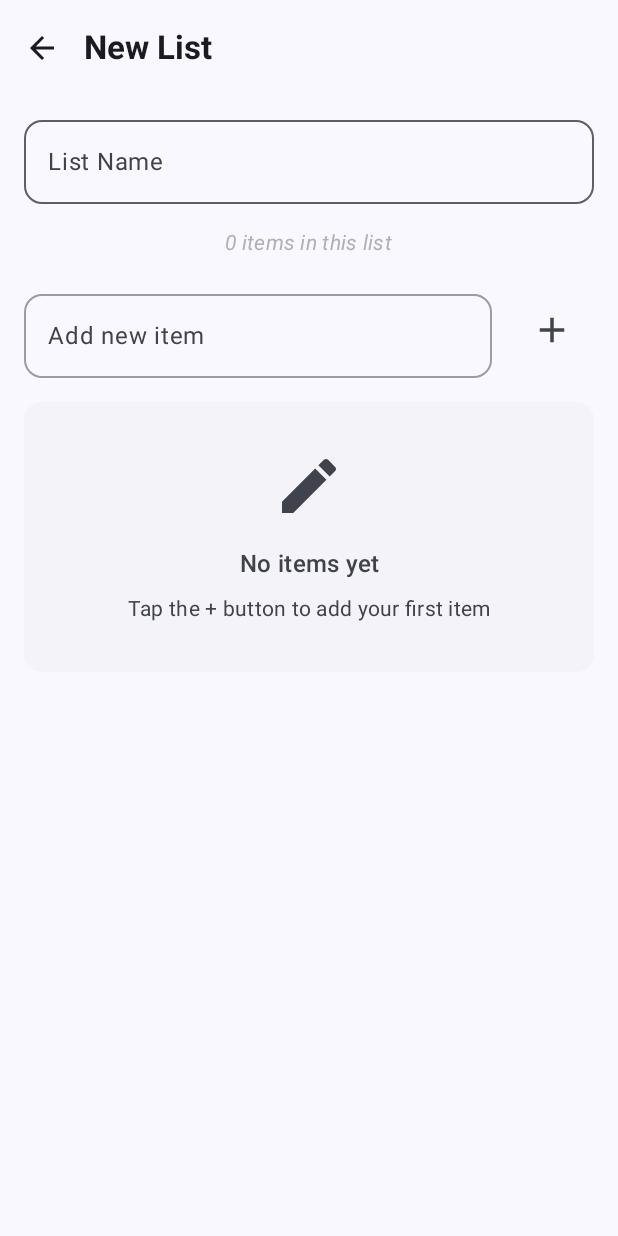
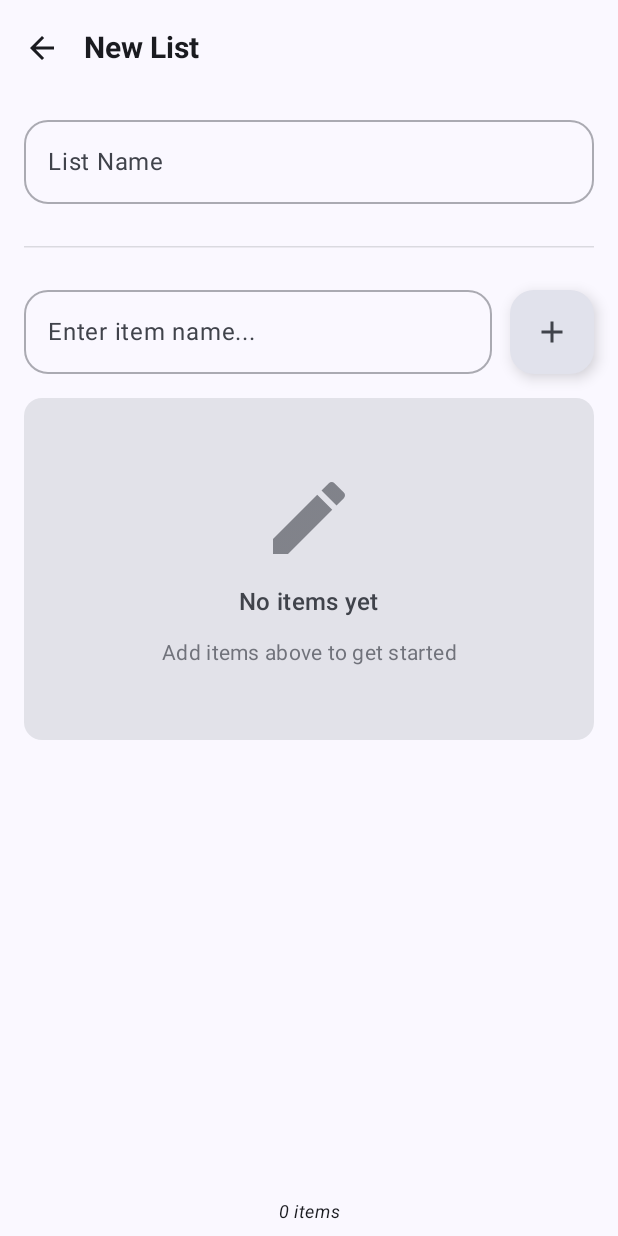
Before and after one commit to teja2495/choosr, an Android app built with Jetpack Compose: the EditListScreen screen opened through its navigation route, on a phone screen of 412 x 824 dp. Run offline under Robolectric (Android 15) with nearby library versions, the phone set to English and light mode, and no system bars.

Commit message:
feat: edit list page ui updates

```diff
--- a/app/src/main/java/com/tk/choosr/ui/edit/EditListScreen.kt
+++ b/app/src/main/java/com/tk/choosr/ui/edit/EditListScreen.kt
@@ -33,8 +33,9 @@ import androidx.compose.material3.Button
 import androidx.compose.material3.ButtonDefaults
 import androidx.compose.material3.Card
 import androidx.compose.material3.CardDefaults
-import androidx.compose.material3.Divider
+import androidx.compose.material3.HorizontalDivider
 import androidx.compose.material3.ExperimentalMaterial3Api
+import androidx.compose.material3.FabPosition
 import androidx.compose.material3.FloatingActionButton
 import androidx.compose.material3.Icon
 import androidx.compose.material3.IconButton
@@ -132,7 +133,8 @@ fun EditListScreen(
                 title = {
                     Text(
                         text = if (existing == null) "New List" else "Edit List",
-                        fontWeight = FontWeight.Bold
+                        fontWeight = FontWeight.Bold,
+                        fontSize = 20.sp
                     )
                 },
                 navigationIcon = {
@@ -152,15 +154,19 @@ fun EditListScreen(
         },
         snackbarHost = { SnackbarHost(snackbarHostState) },
     ) { inner ->
-        LazyColumn(
+        Column(
             modifier = Modifier
                 .fillMaxSize()
-                .padding(inner),
-            contentPadding = PaddingValues(16.dp, 8.dp, 16.dp, 80.dp),
-            verticalArrangement = Arrangement.spacedBy(16.dp)
+                .padding(inner)
+        ) {
+            // Fixed top section
+            Column(
+                modifier = Modifier
+                    .fillMaxWidth()
+                    .padding(horizontal = 16.dp, vertical = 8.dp),
+                verticalArrangement = Arrangement.spacedBy(20.dp)
             ) {
                 // List name section
-            item {
                 OutlinedTextField(
                     value = name,
                     onValueChange = { name = it },
@@ -169,51 +175,43 @@ fun EditListScreen(
                     singleLine = true,
                     colors = OutlinedTextFieldDefaults.colors(
                         focusedBorderColor = MaterialTheme.colorScheme.primary,
-                        focusedLabelColor = MaterialTheme.colorScheme.primary
+                        focusedLabelColor = MaterialTheme.colorScheme.primary,
+                        unfocusedBorderColor = MaterialTheme.colorScheme.outline.copy(alpha = 0.5f)
                     ),
-                    shape = RoundedCornerShape(12.dp)
+                    shape = RoundedCornerShape(16.dp)
                 )
-            }
 
-            // Items section
-            item {
-                Box(
-                    modifier = Modifier.fillMaxWidth(),
-                    contentAlignment = Alignment.Center
-                ) {
-                    Text(
-                        text = "${items.size} items in this list",
-                        style = MaterialTheme.typography.bodyMedium,
-                        fontWeight = FontWeight.Normal,
-                        color = Color(0xFFB0B0B0),
-                        fontStyle = FontStyle.Italic
+                // Divider
+                HorizontalDivider(
+                    modifier = Modifier.padding(vertical = 8.dp),
+                    color = MaterialTheme.colorScheme.outline.copy(alpha = 0.2f)
                 )
-                }
-            }
 
                 // Add item section
-            item {
+                Column(
+                    modifier = Modifier.fillMaxWidth(),
+                    verticalArrangement = Arrangement.spacedBy(8.dp)
+                ) {
                     Row(
                         modifier = Modifier.fillMaxWidth(),
                         horizontalArrangement = Arrangement.spacedBy(12.dp),
-                    verticalAlignment = Alignment.CenterVertically
+                        verticalAlignment = Alignment.Top
                     ) {
                         OutlinedTextField(
                             value = newItem,
                             onValueChange = { newItem = it },
-                        label = { Text("Add new item") },
                             placeholder = { Text("Enter item name...") },
                             modifier = Modifier.weight(1f),
                             singleLine = true,
                             colors = OutlinedTextFieldDefaults.colors(
                                 focusedBorderColor = MaterialTheme.colorScheme.primary,
                                 focusedLabelColor = MaterialTheme.colorScheme.primary,
-                            unfocusedBorderColor = MaterialTheme.colorScheme.outline.copy(alpha = 0.6f),
+                                unfocusedBorderColor = MaterialTheme.colorScheme.outline.copy(alpha = 0.5f),
                                 unfocusedLabelColor = MaterialTheme.colorScheme.onSurfaceVariant
                             ),
-                        shape = RoundedCornerShape(12.dp)
+                            shape = RoundedCornerShape(16.dp)
                         )
-                    IconButton(
+                        FloatingActionButton(
                             onClick = {
                                 val candidate = newItem.text.trim()
                                 if (candidate.isNotEmpty() && items.none { it.equals(candidate, true) }) {
@@ -222,120 +220,148 @@ fun EditListScreen(
                                     keyboardController?.hide()
                                 }
                             },
-                        enabled = newItem.text.trim().isNotEmpty(),
-                        modifier = Modifier
-                            .height(56.dp)
-                            .width(56.dp)
+                            containerColor = if (newItem.text.trim().isNotEmpty())
+                                MaterialTheme.colorScheme.primary
+                            else
+                                MaterialTheme.colorScheme.surfaceVariant,
+                            modifier = Modifier.size(56.dp)
                         ) {
                             Icon(
                                 Icons.Default.Add,
                                 contentDescription = "Add item",
-                            modifier = Modifier.size(28.dp),
                                 tint = if (newItem.text.trim().isNotEmpty())
-                                MaterialTheme.colorScheme.primary
+                                    Color.White
                                 else
                                     MaterialTheme.colorScheme.onSurfaceVariant
                             )
                         }
                     }
                 }
+            }
 
+            // Scrollable items list
+            LazyColumn(
+                modifier = Modifier
+                    .fillMaxSize()
+                    .weight(1f),
+                contentPadding = PaddingValues(horizontal = 16.dp, vertical = 8.dp),
+                verticalArrangement = Arrangement.spacedBy(0.dp)
+            ) {
                 // Items list
                 if (items.isEmpty()) {
                     item {
                         Card(
                             modifier = Modifier.fillMaxWidth(),
                             colors = CardDefaults.cardColors(
-                            containerColor = MaterialTheme.colorScheme.surfaceContainerLow
+                                containerColor = MaterialTheme.colorScheme.surfaceContainerHighest,
+                                contentColor = MaterialTheme.colorScheme.onSurfaceVariant
                             )
                         ) {
                             Column(
                                 modifier = Modifier
                                     .fillMaxWidth()
-                                .padding(32.dp),
-                            horizontalAlignment = Alignment.CenterHorizontally
+                                    .padding(vertical = 48.dp, horizontal = 24.dp),
+                                horizontalAlignment = Alignment.CenterHorizontally,
+                                verticalArrangement = Arrangement.spacedBy(12.dp)
                             ) {
                                 Icon(
                                     Icons.Default.Edit,
                                     contentDescription = null,
-                                modifier = Modifier.size(48.dp),
-                                tint = MaterialTheme.colorScheme.onSurfaceVariant
+                                    modifier = Modifier.size(64.dp),
+                                    tint = MaterialTheme.colorScheme.onSurfaceVariant.copy(alpha = 0.6f)
                                 )
-                            Spacer(modifier = Modifier.height(16.dp))
                                 Text(
                                     text = "No items yet",
                                     style = MaterialTheme.typography.titleMedium,
-                                color = MaterialTheme.colorScheme.onSurfaceVariant,
-                                textAlign = TextAlign.Center
+                                    fontWeight = FontWeight.SemiBold,
+                                    color = MaterialTheme.colorScheme.onSurfaceVariant
                                 )
-                            Spacer(modifier = Modifier.height(8.dp))
                                 Text(
-                                text = "Tap the + button to add your first item",
+                                    text = "Add items above to get started",
                                     style = MaterialTheme.typography.bodyMedium,
-                                color = MaterialTheme.colorScheme.onSurfaceVariant,
+                                    color = MaterialTheme.colorScheme.onSurfaceVariant.copy(alpha = 0.7f),
                                     textAlign = TextAlign.Center
                                 )
                             }
                         }
                     }
                 } else {
-                items(items, key = { it }) { item ->
-                    AnimatedVisibility(
-                        visible = true,
-                        enter = slideInVertically() + fadeIn(),
-                        exit = slideOutVertically() + fadeOut()
-                    ) {
-                        ItemCard(
-                            item = item,
+                    items(items.size, key = { items[it] }) { index ->
+                        ItemRow(
+                            item = items[index],
                             onDelete = {
-                                items = items.filterNot { it == item }
+                                items = items.filterNot { it == items[index] }
                                 existing?.id?.let { listId ->
-                                    viewModel.removeItem(listId, item)
+                                    viewModel.removeItem(listId, items[index])
                                 }
                             }
+                        )
+                        // Add divider except for last item
+                        if (index < items.size - 1) {
+                            HorizontalDivider(
+                                modifier = Modifier.padding(vertical = 8.dp),
+                                color = MaterialTheme.colorScheme.outline.copy(alpha = 0.2f)
                             )
                         }
                     }
                 }
             }
+
+            // Items count below the list
+            Text(
+                text = "${items.size} ${if (items.size == 1) "item" else "items"}",
+                fontStyle = FontStyle.Italic,
+                style = MaterialTheme.typography.bodySmall,
+                modifier = Modifier
+                    .fillMaxWidth()
+                    .padding(vertical = 8.dp, horizontal = 16.dp),
+                textAlign = TextAlign.Center
+            )
+        }
     }
 }
 
 @Composable
-private fun ItemCard(
+private fun ItemRow(
     item: String,
     onDelete: () -> Unit
 ) {
-    Card(
-        modifier = Modifier
-            .fillMaxWidth()
-            .clickable { /* Could add edit functionality here */ },
-        colors = CardDefaults.cardColors(
-            containerColor = MaterialTheme.colorScheme.surfaceContainerHighest
-        ),
-        elevation = CardDefaults.cardElevation(defaultElevation = 1.dp)
+    AnimatedVisibility(
+        visible = true,
+        enter = slideInVertically(
+            animationSpec = tween(300),
+            initialOffsetY = { it / 2 }
+        ) + fadeIn(animationSpec = tween(300)),
+        exit = slideOutVertically(
+            animationSpec = tween(300),
+            targetOffsetY = { it / 2 }
+        ) + fadeOut(animationSpec = tween(300))
     ) {
         Row(
             modifier = Modifier
                 .fillMaxWidth()
-                .padding(16.dp),
+                .padding(vertical = 3.dp),
             horizontalArrangement = Arrangement.SpaceBetween,
             verticalAlignment = Alignment.CenterVertically
         ) {
             Text(
                 text = item,
                 style = MaterialTheme.typography.bodyLarge,
+                fontWeight = FontWeight.Normal,
                 color = MaterialTheme.colorScheme.onSurface,
-                modifier = Modifier.weight(1f)
+                modifier = Modifier
+                    .weight(1f)
+                    .padding(horizontal = 16.dp)
             )
             IconButton(
-                onClick = onDelete
+                onClick = onDelete,
+                modifier = Modifier.size(40.dp)
             ) {
                 Icon(
                     Icons.Default.Delete,
                     contentDescription = "Delete item",
-                    tint = MaterialTheme.colorScheme.onSurfaceVariant,
-                    modifier = Modifier.size(20.dp)
+                    tint = MaterialTheme.colorScheme.error,
+                    modifier = Modifier.size(22.dp)
                 )
             }
         }
--- a/app/src/main/java/com/tk/choosr/ui/home/HomeScreen.kt
+++ b/app/src/main/java/com/tk/choosr/ui/home/HomeScreen.kt
@@ -2,6 +2,7 @@ package com.tk.choosr.ui.home
 
 import androidx.compose.foundation.clickable
 import androidx.compose.foundation.gestures.detectTapGestures
+import androidx.compose.foundation.background
 import androidx.compose.foundation.layout.Arrangement
 import androidx.compose.foundation.layout.Box
 import androidx.compose.foundation.layout.Column
@@ -153,7 +154,7 @@ private fun ListCard(
                 )
             },
         colors = CardDefaults.cardColors(
-            containerColor = MaterialTheme.colorScheme.surfaceContainerHighest,
+            containerColor = MaterialTheme.colorScheme.surfaceVariant,
             contentColor = MaterialTheme.colorScheme.onSurface
         ),
         elevation = CardDefaults.cardElevation(defaultElevation = 4.dp),
```
Lines whose indentation alone changed are shown as unchanged.
